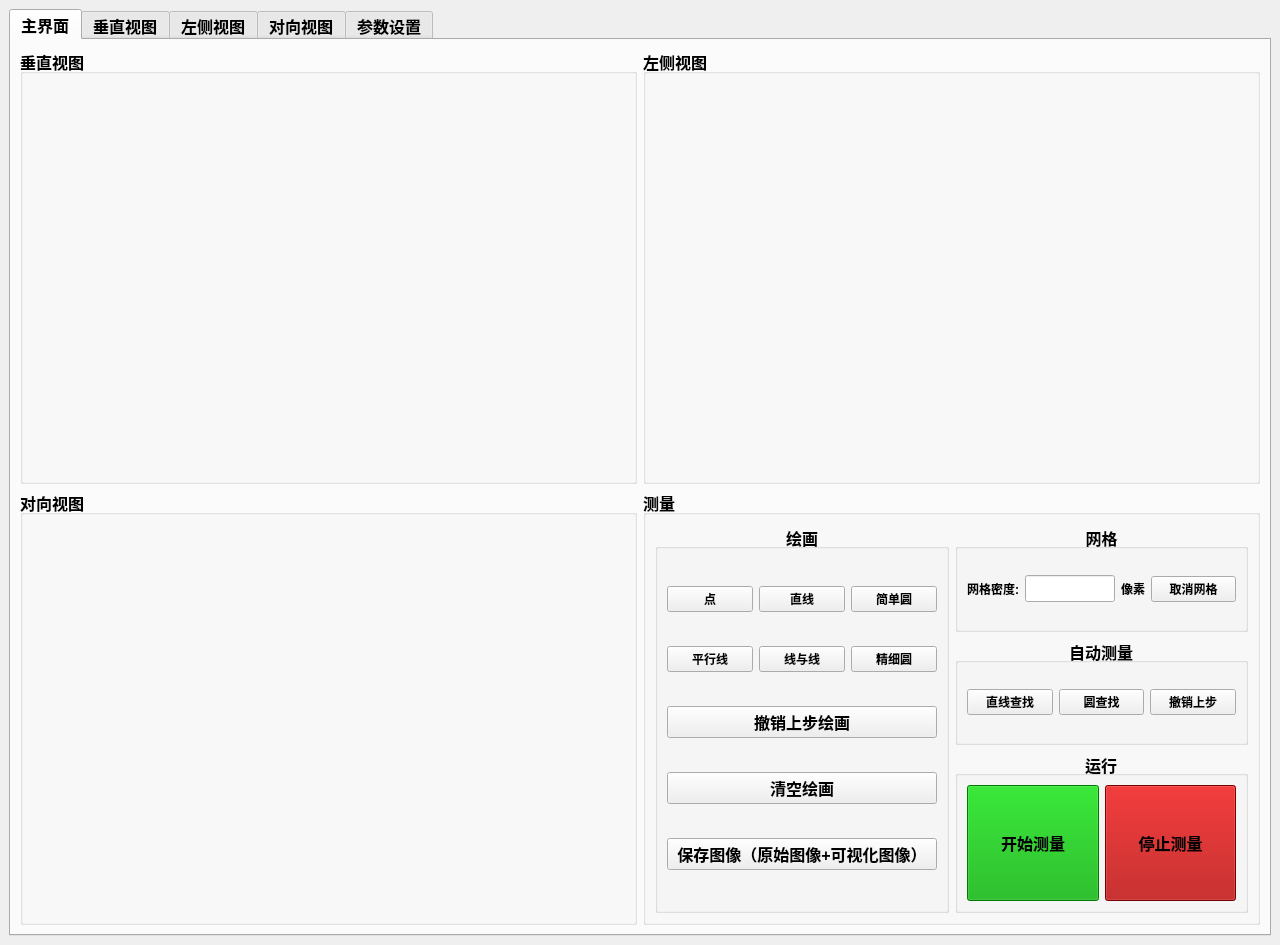
This is mainwindow.ui in NicoleKJ9721/MutiCamApp as Qt 5 draws it before an edit. The edited form follows.
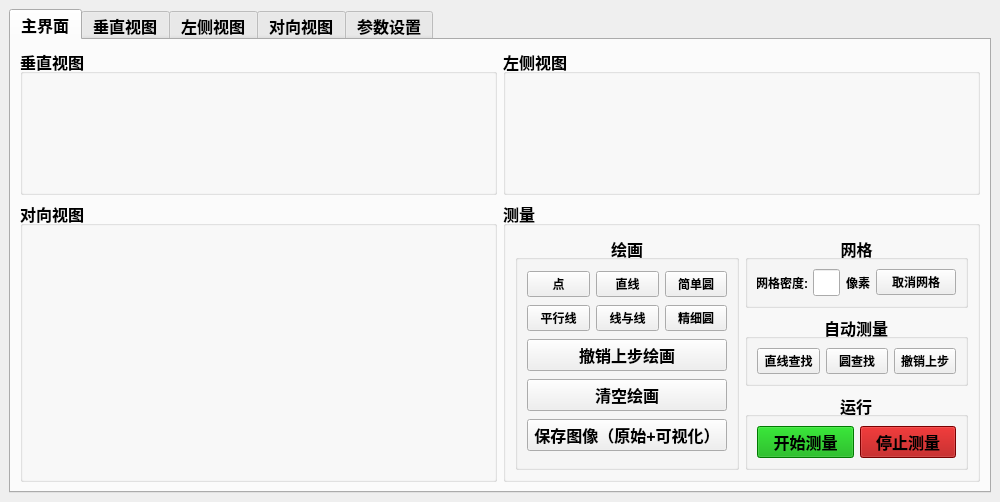
This is the edited form.

Commit message: 窗口大小修复

The edit to the form file:
```diff
--- a/mainwindow.ui
+++ b/mainwindow.ui
@@ -6,8 +6,8 @@
    <rect>
     <x>0</x>
     <y>0</y>
-    <width>1280</width>
-    <height>945</height>
+    <width>1000</width>
+    <height>502</height>
    </rect>
   </property>
   <property name="sizePolicy">
@@ -18,8 +18,8 @@
   </property>
   <property name="minimumSize">
    <size>
-    <width>1000</width>
-    <height>600</height>
+    <width>500</width>
+    <height>300</height>
    </size>
   </property>
   <property name="maximumSize">
@@ -170,6 +170,12 @@
          <layout class="QHBoxLayout" name="horizontalLayout_19" stretch="1,1">
           <item>
            <widget class="QGroupBox" name="groupBox_3">
+            <property name="sizePolicy">
+             <sizepolicy hsizetype="Preferred" vsizetype="Preferred">
+              <horstretch>0</horstretch>
+              <verstretch>0</verstretch>
+             </sizepolicy>
+            </property>
             <property name="font">
              <font>
               <pointsize>12</pointsize>
@@ -227,7 +233,7 @@
           <item>
            <widget class="QGroupBox" name="groupBox_4">
             <property name="sizePolicy">
-             <sizepolicy hsizetype="Minimum" vsizetype="Minimum">
+             <sizepolicy hsizetype="Ignored" vsizetype="Minimum">
               <horstretch>0</horstretch>
               <verstretch>0</verstretch>
              </sizepolicy>
@@ -277,6 +283,12 @@
                  <layout class="QHBoxLayout" name="horizontalLayout_2">
                   <item>
                    <widget class="QPushButton" name="btnDrawPoint">
+                    <property name="sizePolicy">
+                     <sizepolicy hsizetype="Minimum" vsizetype="Fixed">
+                      <horstretch>0</horstretch>
+                      <verstretch>0</verstretch>
+                     </sizepolicy>
+                    </property>
                     <property name="font">
                      <font>
                       <pointsize>9</pointsize>
@@ -291,6 +303,12 @@
                   </item>
                   <item>
                    <widget class="QPushButton" name="btnDrawStraight">
+                    <property name="sizePolicy">
+                     <sizepolicy hsizetype="Minimum" vsizetype="Fixed">
+                      <horstretch>0</horstretch>
+                      <verstretch>0</verstretch>
+                     </sizepolicy>
+                    </property>
                     <property name="font">
                      <font>
                       <pointsize>9</pointsize>
@@ -305,6 +323,12 @@
                   </item>
                   <item>
                    <widget class="QPushButton" name="btnDrawSimpleCircle">
+                    <property name="sizePolicy">
+                     <sizepolicy hsizetype="Minimum" vsizetype="Fixed">
+                      <horstretch>0</horstretch>
+                      <verstretch>0</verstretch>
+                     </sizepolicy>
+                    </property>
                     <property name="font">
                      <font>
                       <family>Agency FB</family>
@@ -324,6 +348,12 @@
                  <layout class="QHBoxLayout" name="horizontalLayout_3">
                   <item>
                    <widget class="QPushButton" name="btnDrawParallel">
+                    <property name="sizePolicy">
+                     <sizepolicy hsizetype="Minimum" vsizetype="Fixed">
+                      <horstretch>0</horstretch>
+                      <verstretch>0</verstretch>
+                     </sizepolicy>
+                    </property>
                     <property name="font">
                      <font>
                       <pointsize>9</pointsize>
@@ -338,6 +368,12 @@
                   </item>
                   <item>
                    <widget class="QPushButton" name="btnDraw2Line">
+                    <property name="sizePolicy">
+                     <sizepolicy hsizetype="Minimum" vsizetype="Fixed">
+                      <horstretch>0</horstretch>
+                      <verstretch>0</verstretch>
+                     </sizepolicy>
+                    </property>
                     <property name="font">
                      <font>
                       <pointsize>9</pointsize>
@@ -352,6 +388,12 @@
                   </item>
                   <item>
                    <widget class="QPushButton" name="btnDrawFineCircle">
+                    <property name="sizePolicy">
+                     <sizepolicy hsizetype="Minimum" vsizetype="Fixed">
+                      <horstretch>0</horstretch>
+                      <verstretch>0</verstretch>
+                     </sizepolicy>
+                    </property>
                     <property name="font">
                      <font>
                       <family>Agency FB</family>
@@ -369,6 +411,19 @@
                 </item>
                 <item>
                  <widget class="QPushButton" name="btnCan1StepDraw">
+                  <property name="sizePolicy">
+                   <sizepolicy hsizetype="Minimum" vsizetype="Fixed">
+                    <horstretch>0</horstretch>
+                    <verstretch>0</verstretch>
+                   </sizepolicy>
+                  </property>
+                  <property name="font">
+                   <font>
+                    <pointsize>12</pointsize>
+                    <weight>75</weight>
+                    <bold>true</bold>
+                   </font>
+                  </property>
                   <property name="text">
                    <string>撤销上步绘画</string>
                   </property>
@@ -376,6 +431,13 @@
                 </item>
                 <item>
                  <widget class="QPushButton" name="btnClearDrawings">
+                  <property name="font">
+                   <font>
+                    <pointsize>12</pointsize>
+                    <weight>75</weight>
+                    <bold>true</bold>
+                   </font>
+                  </property>
                   <property name="text">
                    <string>清空绘画</string>
                   </property>
@@ -383,8 +445,15 @@
                 </item>
                 <item>
                  <widget class="QPushButton" name="btnSaveImage">
+                  <property name="font">
+                   <font>
+                    <pointsize>12</pointsize>
+                    <weight>75</weight>
+                    <bold>true</bold>
+                   </font>
+                  </property>
                   <property name="text">
-                   <string>保存图像（原始图像+可视化图像）</string>
+                   <string>保存图像（原始+可视化）</string>
                   </property>
                  </widget>
                 </item>
```
The commit also changes 1 other file.
